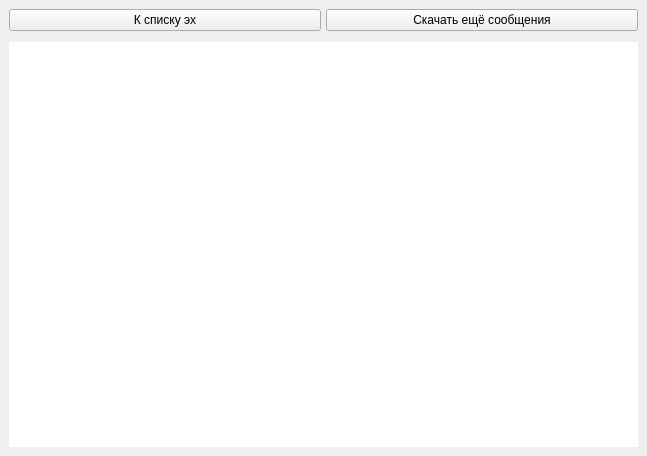
First picture: the form in qtgui-files/getwindow.ui, repository idec-net/cutiefeed, before the edit.
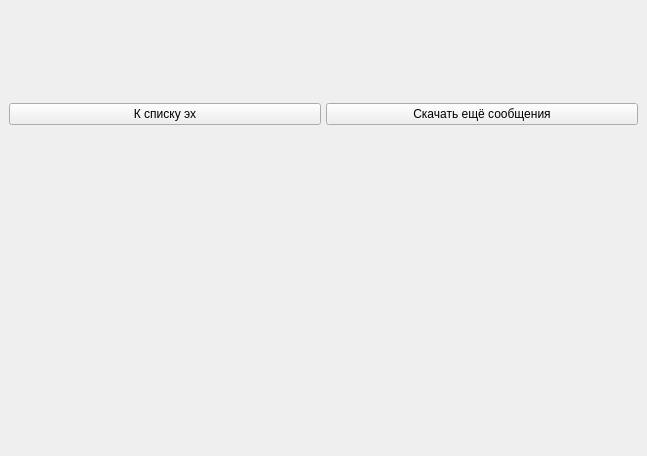
Second picture: the form after the edit.

Commit message: больше многопоточности при фетчинге, разделители и фикс пустой эхи

Diff of the .ui file:
```diff
--- a/qtgui-files/getwindow.ui
+++ b/qtgui-files/getwindow.ui
@@ -80,22 +80,6 @@
        <property name="bottomMargin">
         <number>0</number>
        </property>
-       <item>
-        <widget class="QTextBrowser" name="textBrowser">
-         <property name="frameShape">
-          <enum>QFrame::NoFrame</enum>
-         </property>
-         <property name="lineWrapMode">
-          <enum>QTextEdit::WidgetWidth</enum>
-         </property>
-         <property name="lineWrapColumnOrWidth">
-          <number>1</number>
-         </property>
-         <property name="openLinks">
-          <bool>false</bool>
-         </property>
-        </widget>
-       </item>
       </layout>
      </widget>
     </item>
```
The commit also changes 2 other files.
